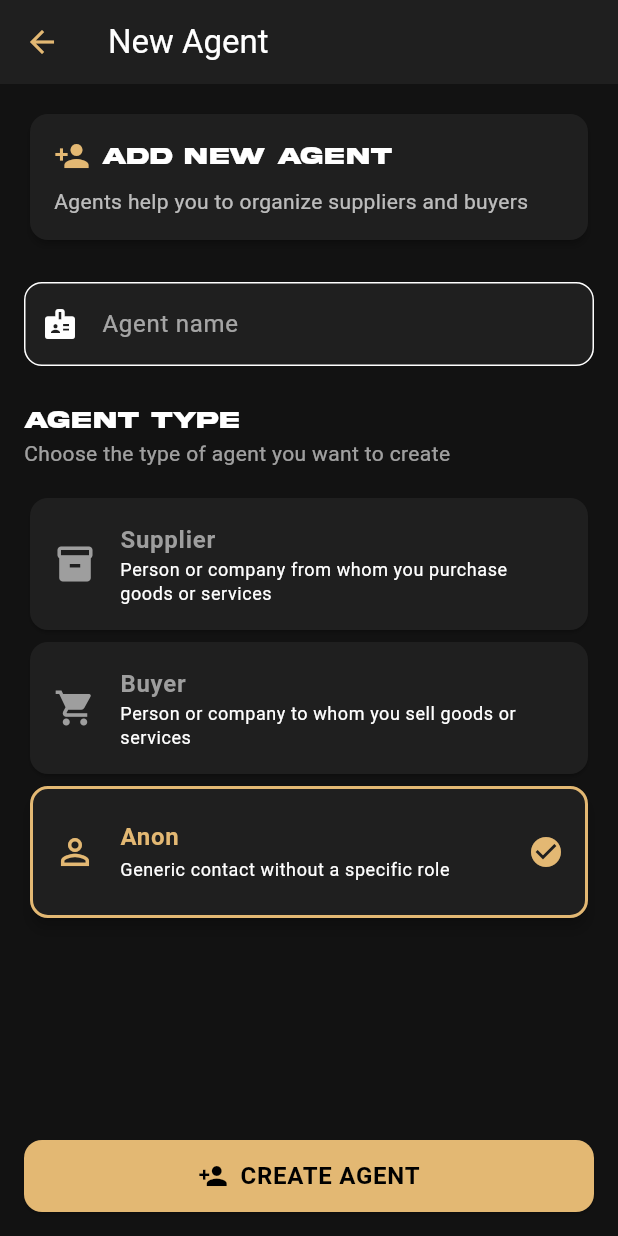
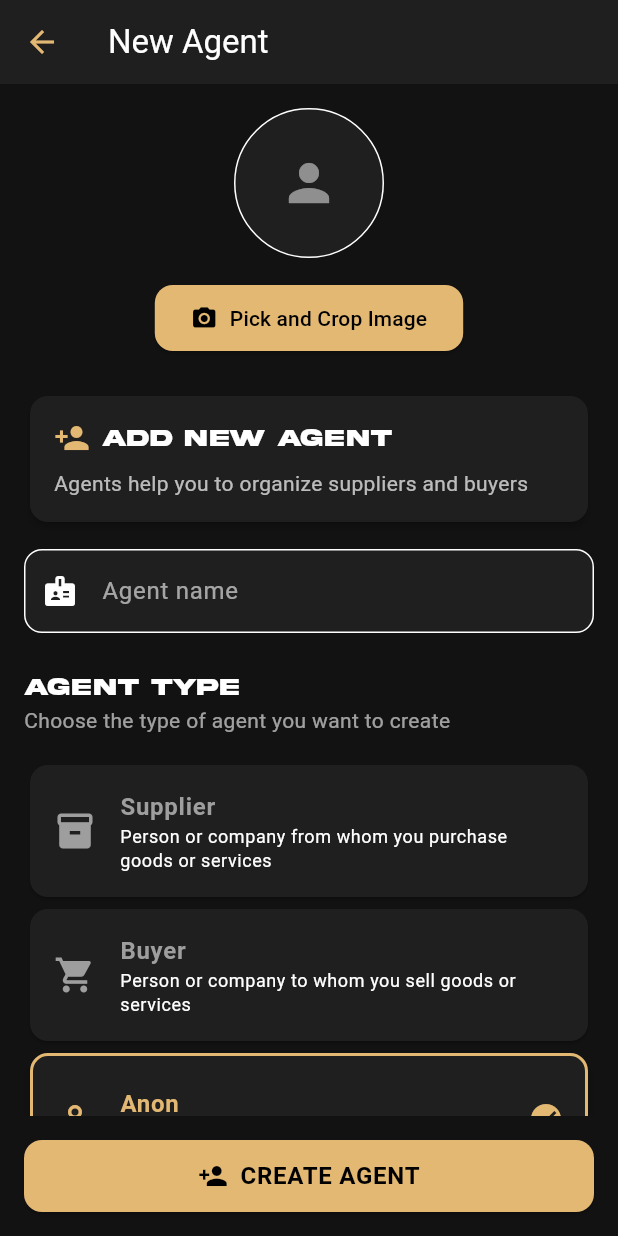
Before and after one commit to SubSkesh/DRGWLT, a Flutter app: the AddAgentScreen screen opened by its route, on a phone screen of 412 x 824 dp. Run offline on Flutter 3.47's test engine with Material 3 defaults, Android fonts, the phone set to English and light mode, and no system bars; our stand-ins replace auto_route, cloud_firestore, firebase_auth, firebase_core, flutter_riverpod, image_cropper and 3 more; accounts and stored records are empty; generated files the repository leaves out were written again.

Commit message:
aggiunta di image picker in deal agent

```diff
--- a/lib/main.dart
+++ b/lib/main.dart
@@ -40,6 +40,7 @@ class MyApp extends StatelessWidget {
       routerConfig: _appRouter.config(),// reevaluateListenable: _authNotifier,),
       title: 'DrgWallet',
       theme: AppTheme.darkTheme,
+
       // home: FutureBuilder<void>(
       //   future: _initFuture,
       //   builder: (context, snapshot) {//Snapshot è un contenitore con:connectionState(stato del future waiting,active,done),data(il dato),error) ognivolta che connectionstate cambia flutter chiama builder per aggiornare UI          // Finché non è `done` mostro la Splash
--- a/lib/screens/add_agent_screen.dart
+++ b/lib/screens/add_agent_screen.dart
@@ -1,4 +1,7 @@
 // screens/add_agent_screen.dart
+import 'dart:io';
+import 'dart:typed_data';
+
 import 'package:flutter/material.dart';
 import 'package:auto_route/auto_route.dart';
 import 'package:drgwallet/router.dart';
@@ -8,6 +11,8 @@ import 'package:drgwallet/theme/app_theme.dart';
 import 'package:flutter_riverpod/flutter_riverpod.dart';
 import 'package:drgwallet/services/person_service.dart';
 import 'package:firebase_auth/firebase_auth.dart';
+import 'package:image_picker/image_picker.dart';
+import 'package:image_cropper/image_cropper.dart';
 
 @RoutePage()
 class AddAgentScreen extends ConsumerStatefulWidget {
@@ -23,6 +28,8 @@ class _AddAgentScreenState extends ConsumerState<AddAgentScreen> {
   final _formKey = GlobalKey<FormState>();
   final _nameController = TextEditingController();
   final _personService = PersonService();
+  File? _image;
+  final _picker = ImagePicker();
 
   PersonType _selectedType = PersonType.supplier;
   bool _isLoading = false;
@@ -30,11 +37,9 @@ class _AddAgentScreenState extends ConsumerState<AddAgentScreen> {
   @override
   void initState() {
     super.initState();
-    // Imposta il tipo iniziale se fornito
     if (widget.initialType != null) {
       _selectedType = widget.initialType!;
-    }
-    else {
+    } else {
       _selectedType = PersonType.anon;
     }
   }
@@ -69,10 +74,7 @@ class _AddAgentScreenState extends ConsumerState<AddAgentScreen> {
           ),
         );
 
-        // Torna indietro dopo il successo
         context.router.pop();
-
-        // Refresh della lista agenti
         ref.invalidate(personsProvider);
       }
     } catch (e) {
@@ -111,7 +113,6 @@ class _AddAgentScreenState extends ConsumerState<AddAgentScreen> {
         return 'Person or company to whom you sell goods or services';
       case PersonType.anon:
         return 'Generic contact without a specific role';
-
     }
   }
 
@@ -137,13 +138,63 @@ class _AddAgentScreenState extends ConsumerState<AddAgentScreen> {
     }
   }
 
+  Future<void> _pickAndCropImage() async {
+    try {
+      // Prima seleziona l'immagine
+      final XFile? pickedFile = await _picker.pickImage(
+        source: ImageSource.gallery,
+        imageQuality: 85,
+      );
+
+      if (pickedFile != null) {
+        // Poi ritaglia l'immagine
+        final CroppedFile? croppedFile = await ImageCropper().cropImage(
+          sourcePath: pickedFile.path,
+          aspectRatio: const CropAspectRatio(ratioX: 1, ratioY: 1),
+          uiSettings: [
+            AndroidUiSettings(
+              toolbarTitle: 'Ritaglia immagine',
+              toolbarColor: Theme.of(context).colorScheme.primary,
+              toolbarWidgetColor: Colors.white,
+              initAspectRatio: CropAspectRatioPreset.square,
+              lockAspectRatio: true,
+            ),
+            IOSUiSettings(
+              title: 'Ritaglia immagine',
+              aspectRatioLockEnabled: true,
+              aspectRatioPickerButtonHidden: true,
+            ),
+          ],
+        );
+
+        if (croppedFile != null) {
+          setState(() {
+            _image = File(croppedFile.path);
+          });
+        }
+      }
+    } catch (e) {
+      if (mounted) {
+        ScaffoldMessenger.of(context).showSnackBar(
+          SnackBar(
+            content: Text('Errore durante la selezione dell\'immagine: $e'),
+            backgroundColor: Colors.red,
+          ),
+        );
+      }
+    }
+  }
+
   @override
   Widget build(BuildContext context) {
     final theme = Theme.of(context);
 
     return Scaffold(
       appBar: AppBar(
-        title:  Text('New Agent',style: theme.textTheme.titleLarge,),
+        title: Text(
+          'New Agent',
+          style: theme.textTheme.titleLarge,
+        ),
         leading: IconButton(
           icon: const Icon(Icons.arrow_back),
           onPressed: _isLoading ? null : () => context.router.pop(),
@@ -158,6 +209,46 @@ class _AddAgentScreenState extends ConsumerState<AddAgentScreen> {
           child: Column(
             crossAxisAlignment: CrossAxisAlignment.stretch,
             children: [
+              // Sezione immagine con cropping
+              Center(
+                child: Column(
+                  children: [
+                    _image != null
+                        ? CircleAvatar(
+                      radius: 50,
+                      backgroundImage: FileImage(_image!),
+                    )
+                        : Container(
+                      width: 100,
+                      height: 100,
+                      decoration: BoxDecoration(
+                        shape: BoxShape.circle,
+                        color: theme.colorScheme.surface,
+                        border: Border.all(
+                          color: theme.colorScheme.outline,
+                        ),
+                      ),
+                      child: Icon(
+                        Icons.person,
+                        size: 40,
+                        color: theme.colorScheme.onSurface.withOpacity(0.5),
+                      ),
+                    ),
+                    const SizedBox(height: 16),
+                    ElevatedButton.icon(
+                      onPressed: _pickAndCropImage,
+                      icon: const Icon(Icons.camera_alt),
+                      label: const Text('Pick and Crop Image'),
+                      style: ElevatedButton.styleFrom(
+                        backgroundColor: theme.colorScheme.primary,
+                        foregroundColor: theme.colorScheme.onPrimary,
+                      ),
+                    ),
+                  ],
+                ),
+              ),
+              const SizedBox(height: 24),
+
               // Card di benvenuto
               Card(
                 elevation: 2,
@@ -178,7 +269,7 @@ class _AddAgentScreenState extends ConsumerState<AddAgentScreen> {
                             'Add new agent',
                             style: theme.textTheme.titleMedium?.copyWith(
                               fontWeight: FontWeight.bold,
-                              fontFamily: 'Akira'
+                              fontFamily: 'Akira',
                             ),
                           ),
                         ],
@@ -194,7 +285,7 @@ class _AddAgentScreenState extends ConsumerState<AddAgentScreen> {
                   ),
                 ),
               ),
-              const SizedBox(height: 24),
+              const SizedBox(height: 14),
 
               // Campo nome
               TextFormField(
@@ -224,7 +315,7 @@ class _AddAgentScreenState extends ConsumerState<AddAgentScreen> {
               ),
               const SizedBox(height: 24),
 
-              // Selezione tipo con card interattive
+              // Titolo sezione tipo agente
               Text(
                 'Agent type',
                 style: theme.textTheme.titleMedium?.copyWith(
@@ -240,17 +331,15 @@ class _AddAgentScreenState extends ConsumerState<AddAgentScreen> {
               ),
               const SizedBox(height: 16),
 
-              // Card selezione tipo
-              Column(
+              // SEZIONE SCROLLABILE
+              Expanded(
+                child: SingleChildScrollView(
+                  child: Column(
                     children: PersonType.values.map((type) {
                       final isSelected = _selectedType == type;
                       return Card(
                         elevation: isSelected ? 4 : 1,
-                    color:
-                    // isSelected
-                    //     ? _getTypeColor(type, theme).withOpacity(0.1)
-                    //     :
-                    theme.colorScheme.surface,//cardTheme.color,
+                        color: theme.colorScheme.surface,
                         shape: RoundedRectangleBorder(
                           borderRadius: BorderRadius.circular(12),
                           side: BorderSide(
@@ -263,14 +352,18 @@ class _AddAgentScreenState extends ConsumerState<AddAgentScreen> {
                         child: ListTile(
                           leading: Icon(
                             _getTypeIcon(type),
-                        color:isSelected ? theme.colorScheme.primary : Colors.grey,
+                            color: isSelected
+                                ? theme.colorScheme.primary
+                                : Colors.grey,
                             size: 28,
                           ),
                           title: Text(
                             _getTypeLabel(type),
                             style: theme.textTheme.bodyLarge?.copyWith(
                               fontWeight: FontWeight.w600,
-                          color: isSelected ? theme.colorScheme.primary : Colors.grey,
+                              color: isSelected
+                                  ? theme.colorScheme.primary
+                                  : Colors.grey,
                             ),
                           ),
                           subtitle: Text(
@@ -294,21 +387,14 @@ class _AddAgentScreenState extends ConsumerState<AddAgentScreen> {
                       );
                     }).toList(),
                   ),
+                ),
+              ),
 
-              const Spacer(),
+              const SizedBox(height: 16),
 
               // Pulsante di creazione
               ElevatedButton(
                 onPressed: _isLoading ? null : _createAgent,
-                // style: ElevatedButton.styleFrom(
-                //   backgroundColor: theme.colorScheme.primary,
-                //   foregroundColor: theme.colorScheme.onPrimary,
-                //   padding: const EdgeInsets.symmetric(vertical: 16),
-                //   shape: RoundedRectangleBorder(
-                //     borderRadius: BorderRadius.circular(12),
-                //   ),
-                //   elevation: 2,
-                // ),
                 style: theme.elevatedButtonTheme.style,
                 child: _isLoading
                     ? const SizedBox(
--- a/lib/tabs/wallet_tab.dart
+++ b/lib/tabs/wallet_tab.dart
@@ -168,7 +168,7 @@ class _WalletsTabState extends ConsumerState<WalletsTab> {
     return Scaffold(
       appBar: AppBar(
         title: Text(
-          'DRG Wallets',
+          'Wallets',
           style: theme.textTheme.headlineLarge?.copyWith(
             color: theme.colorScheme.primary,
           ),
--- a/pubspec.yaml
+++ b/pubspec.yaml
@@ -41,7 +41,8 @@ dependencies:
   cloud_firestore: ^6.0.0
   flutter_riverpod: ^2.6.1
   riverpod_annotation: ^2.6.1
-
+  image_picker: ^1.2.0
+  image_cropper: ^5.0.1
 dev_dependencies:
   flutter_test:
     sdk: flutter
```
Also changed, not shown: pubspec.lock, 7 other files. Lines whose indentation alone changed are shown as unchanged.
